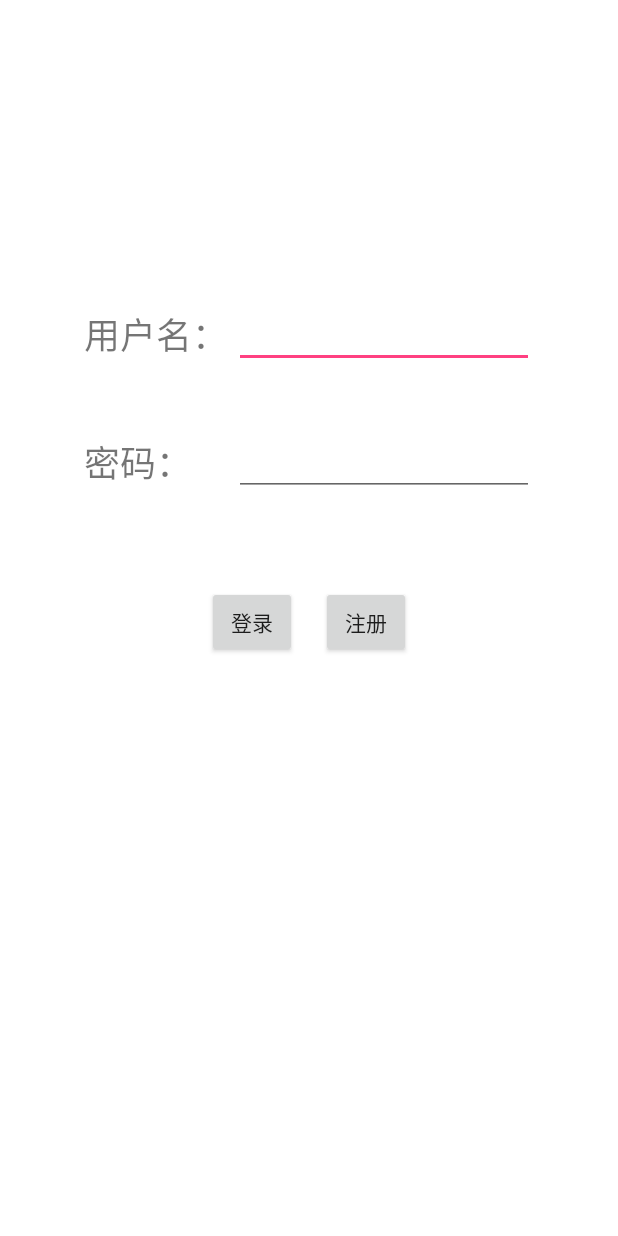
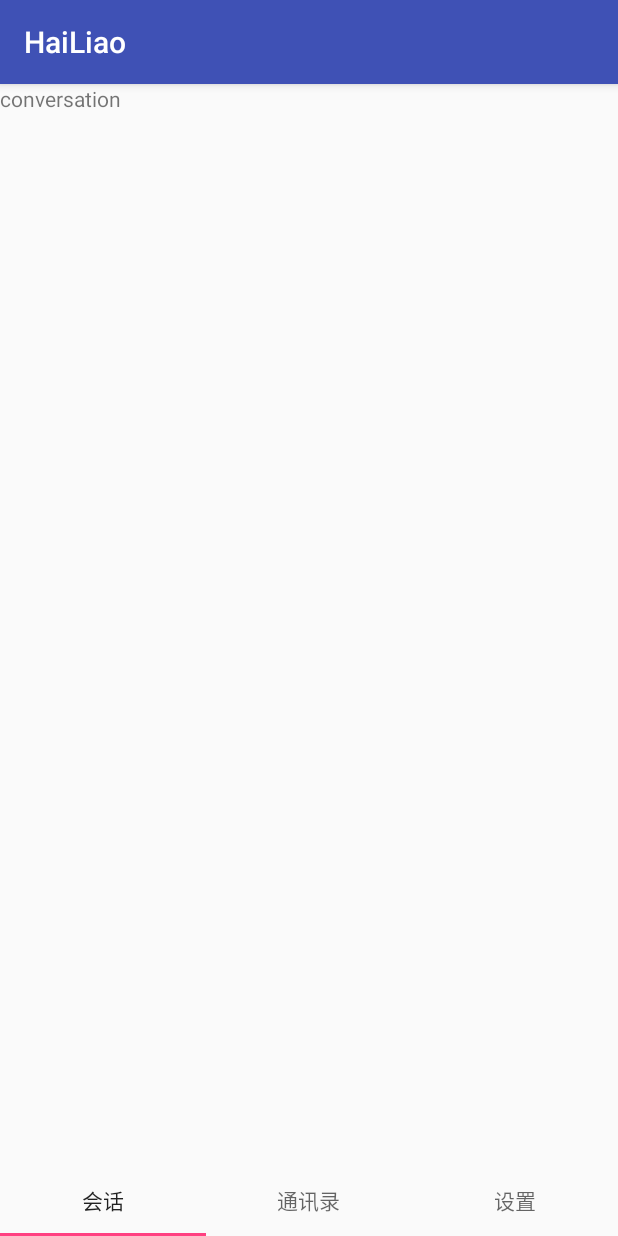
Before and after one commit to Haimingbai/HaiLiao, an Android app: the screen it shows after launch (LoginActivity before the commit, MainActivity after it), on a phone screen of 412 x 824 dp. Run offline under Robolectric (Android 15) with nearby library versions, the phone set to English and light mode, and no system bars; 2 statements that could not run were skipped.

Commit message:
1.修改进入的主页面。 2.当用户已登录，之后打开界面不需要重写登录。

```diff
--- a/app/build.gradle
+++ b/app/build.gradle
@@ -33,4 +33,5 @@ dependencies {
     testCompile 'junit:junit:4.12'
     compile 'com.android.support:appcompat-v7:25.1.1'
     compile 'com.google.android.gms:play-services-gcm:9.4.0'
+    compile 'com.android.support:design:25.1.0'
 }
--- a/app/src/main/AndroidManifest.xml
+++ b/app/src/main/AndroidManifest.xml
@@ -37,7 +37,7 @@
             android:exported="true"
             android:permission="android.permission.BIND_JOB_SERVICE" />
 
-        <activity android:name=".UI.LoginActivity">
+        <activity android:name=".UI.MainActivity">
             <intent-filter>
                 <action android:name="android.intent.action.MAIN" />
 
@@ -45,7 +45,7 @@
             </intent-filter>
         </activity>
         <activity android:name=".UI.RegisterActivity" />
-        <activity android:name=".UI.MainActivity" />
+        <activity android:name=".UI.LoginActivity" />
     </application>
 
 </manifest>
--- /dev/null
+++ b/app/src/main/java/com/zhangmiao/hailiao/ConversationFragment.java
@@ -0,0 +1,24 @@
+package com.zhangmiao.hailiao;
+
+import android.support.v4.app.Fragment;
+import android.os.Bundle;
+import android.support.annotation.Nullable;
+import android.text.style.TtsSpan;
+import android.view.LayoutInflater;
+import android.view.View;
+import android.view.ViewGroup;
+
+import com.zhangmiao.hailiao.R;
+
+/**
+ * Created by zhangmiao on 2017/2/24.
+ */
+public class ConversationFragment extends Fragment{
+
+    @Nullable
+    @Override
+    public View onCreateView(LayoutInflater inflater, ViewGroup container, Bundle savedInstanceState) {
+        View view = inflater.inflate(R.layout.conversation,container,false);
+        return view;
+    }
+}
--- /dev/null
+++ b/app/src/main/java/com/zhangmiao/hailiao/MailListFragment.java
@@ -0,0 +1,21 @@
+package com.zhangmiao.hailiao;
+
+import android.support.v4.app.Fragment;
+import android.os.Bundle;
+import android.support.annotation.Nullable;
+import android.view.LayoutInflater;
+import android.view.View;
+import android.view.ViewGroup;
+
+/**
+ * Created by zhangmiao on 2017/2/24.
+ */
+public class MailListFragment extends Fragment {
+
+    @Nullable
+    @Override
+    public View onCreateView(LayoutInflater inflater, ViewGroup container, Bundle savedInstanceState) {
+        View view = inflater.inflate(R.layout.mail_list,container,false);
+        return view;
+    }
+}
--- /dev/null
+++ b/app/src/main/java/com/zhangmiao/hailiao/SetUpFragment.java
@@ -0,0 +1,21 @@
+package com.zhangmiao.hailiao;
+
+import android.support.v4.app.Fragment;
+import android.os.Bundle;
+import android.support.annotation.Nullable;
+import android.view.LayoutInflater;
+import android.view.View;
+import android.view.ViewGroup;
+
+/**
+ * Created by zhangmiao on 2017/2/24.
+ */
+public class SetUpFragment  extends Fragment{
+
+    @Nullable
+    @Override
+    public View onCreateView(LayoutInflater inflater, ViewGroup container, Bundle savedInstanceState) {
+        View view = inflater.inflate(R.layout.set_up,container,false);
+        return view;
+    }
+}
--- /dev/null
+++ b/app/src/main/java/com/zhangmiao/hailiao/SharedPreferencesDBManager.java
@@ -0,0 +1,41 @@
+package com.zhangmiao.hailiao;
+
+import android.content.Context;
+import android.content.SharedPreferences;
+
+/**
+ * Created by zhangmiao on 2017/2/24.
+ */
+public class SharedPreferencesDBManager {
+    private Context mContext;
+    private SharedPreferences mSharedPreferences;
+    public final static String PREFRENCE_FILE_KEY=
+            "com.zhangmiao.hailiao.PREFRENCE_FILE_KEY";
+
+    public SharedPreferencesDBManager(Context context){
+        mContext = context;
+        mSharedPreferences = mContext.getSharedPreferences(
+            PREFRENCE_FILE_KEY,Context.MODE_PRIVATE
+        );
+    }
+
+
+
+
+    public void writeData(User user){
+        SharedPreferences.Editor editor = mSharedPreferences.edit();
+        editor.putString("username",user.getUserName());
+        editor.putString("password",user.getPassword());
+        editor.commit();
+    }
+
+    public User readData(){
+        String userName = mSharedPreferences.getString("username","");
+        String password = mSharedPreferences.getString("password","");
+        User user = new User(userName,password);
+        return user;
+    }
+
+
+
+}
--- a/app/src/main/java/com/zhangmiao/hailiao/UI/MainActivity.java
+++ b/app/src/main/java/com/zhangmiao/hailiao/UI/MainActivity.java
@@ -1,15 +1,88 @@
 package com.zhangmiao.hailiao.UI;
 
+import android.content.Intent;
+import android.support.design.widget.TabLayout;
+import android.support.v4.app.Fragment;
+import android.support.v4.app.FragmentManager;
+import android.support.v4.app.FragmentPagerAdapter;
+import android.support.v4.view.ViewPager;
 import android.support.v7.app.AppCompatActivity;
 import android.os.Bundle;
+import android.widget.TextView;
 
+import com.zhangmiao.hailiao.ConversationFragment;
+import com.zhangmiao.hailiao.MailListFragment;
 import com.zhangmiao.hailiao.R;
+import com.zhangmiao.hailiao.SetUpFragment;
+import com.zhangmiao.hailiao.SharedPreferencesDBManager;
+import com.zhangmiao.hailiao.User;
+
+import java.util.ArrayList;
+import java.util.List;
 
 public class MainActivity extends AppCompatActivity {
+
+    public SharedPreferencesDBManager mSPMnager;
 
     @Override
     protected void onCreate(Bundle savedInstanceState) {
         super.onCreate(savedInstanceState);
         setContentView(R.layout.activity_main);
+
+
+        mSPMnager = new SharedPreferencesDBManager(this);
+        User currentUser = mSPMnager.readData();
+        if(currentUser == null){
+            startActivity(new Intent(MainActivity.this,LoginActivity.class));
+            finish();
+        }
+
+        Fragment conversationFragment = new ConversationFragment();
+        Fragment mailListFragment = new MailListFragment();
+        Fragment setUpFragment = new SetUpFragment();
+
+        MyPagerAdapter pagerAdapter = new MyPagerAdapter(getSupportFragmentManager());
+        pagerAdapter.addFragment(conversationFragment, "会话");
+        pagerAdapter.addFragment(mailListFragment, "通讯录");
+        pagerAdapter.addFragment(setUpFragment, "设置");
+        ViewPager viewPager = (ViewPager) findViewById(R.id.viewpager);
+        if (viewPager != null) {
+            viewPager.setAdapter(pagerAdapter);
+        }
+        TabLayout tabs = (TabLayout) findViewById(R.id.tabs);
+        if (viewPager != null && tabs != null) {
+            tabs.setupWithViewPager(viewPager);
+        }
+
+    }
+
+    public class MyPagerAdapter extends FragmentPagerAdapter {
+
+        public List<Fragment> fragments = new ArrayList<>();
+        private List<String> titles = new ArrayList<>();
+
+        public void addFragment(Fragment fragment, String title) {
+            fragments.add(fragment);
+            titles.add(title);
+        }
+
+        public MyPagerAdapter(FragmentManager fm) {
+            super(fm);
+        }
+
+        @Override
+        public Fragment getItem(int position) {
+            return fragments.get(position);
+        }
+
+        @Override
+        public CharSequence getPageTitle(int position) {
+            return titles.get(position);
+        }
+
+        @Override
+        public int getCount() {
+            return fragments.size();
+        }
     }
 }
--- /dev/null
+++ b/app/src/main/java/com/zhangmiao/hailiao/User.java
@@ -0,0 +1,31 @@
+package com.zhangmiao.hailiao;
+
+/**
+ * Created by zhangmiao on 2017/2/24.
+ */
+public class User {
+
+    private String userName;
+    private String password;
+
+    public User(String userName, String password) {
+        this.userName = userName;
+        this.password = password;
+    }
+
+    public String getUserName() {
+        return userName;
+    }
+
+    public void setUserName(String userName) {
+        this.userName = userName;
+    }
+
+    public String getPassword() {
+        return password;
+    }
+
+    public void setPassword(String password) {
+        this.password = password;
+    }
+}
--- a/app/src/main/res/layout/activity_main.xml
+++ b/app/src/main/res/layout/activity_main.xml
@@ -1,16 +1,24 @@
 <?xml version="1.0" encoding="utf-8"?>
-<RelativeLayout xmlns:android="http://schemas.android.com/apk/res/android"
+<LinearLayout xmlns:android="http://schemas.android.com/apk/res/android"
     xmlns:tools="http://schemas.android.com/tools"
+    xmlns:app="http://schemas.android.com/apk/res-auto"
     android:layout_width="match_parent"
     android:layout_height="match_parent"
-    android:paddingBottom="@dimen/activity_vertical_margin"
-    android:paddingLeft="@dimen/activity_horizontal_margin"
-    android:paddingRight="@dimen/activity_horizontal_margin"
-    android:paddingTop="@dimen/activity_vertical_margin"
-    tools:context=".UI.MainActivity">
+    tools:context=".UI.MainActivity"
+    android:orientation="vertical"
+    >
 
-    <TextView
-        android:layout_width="wrap_content"
-        android:layout_height="wrap_content"
-        android:text="Hello World!" />
-</RelativeLayout>
+    <android.support.v4.view.ViewPager
+        android:id="@+id/viewpager"
+        android:layout_width="match_parent"
+        android:layout_height="0dp"
+        android:layout_weight="1"
+        android:scrollbars="none"
+        />
+
+
+        <android.support.design.widget.TabLayout
+            android:id="@+id/tabs"
+            android:layout_width="match_parent"
+            android:layout_height="wrap_content" />
+</LinearLayout>
--- /dev/null
+++ b/app/src/main/res/layout/conversation.xml
@@ -0,0 +1,12 @@
+<?xml version="1.0" encoding="utf-8"?>
+<LinearLayout xmlns:android="http://schemas.android.com/apk/res/android"
+    android:orientation="vertical" android:layout_width="match_parent"
+    android:layout_height="match_parent">
+
+    <TextView
+        android:layout_width="wrap_content"
+        android:layout_height="wrap_content"
+        android:text="conversation"
+        />
+
+</LinearLayout>
```
Also changed, not shown: app/src/main/java/com/zhangmiao/hailiao/UI/LoginActivity.java (+13 -5 lines), app/src/main/res/layout/mail_list.xml (added, +12 -0 lines), app/src/main/res/layout/set_up.xml (added, +10 -0 lines).
